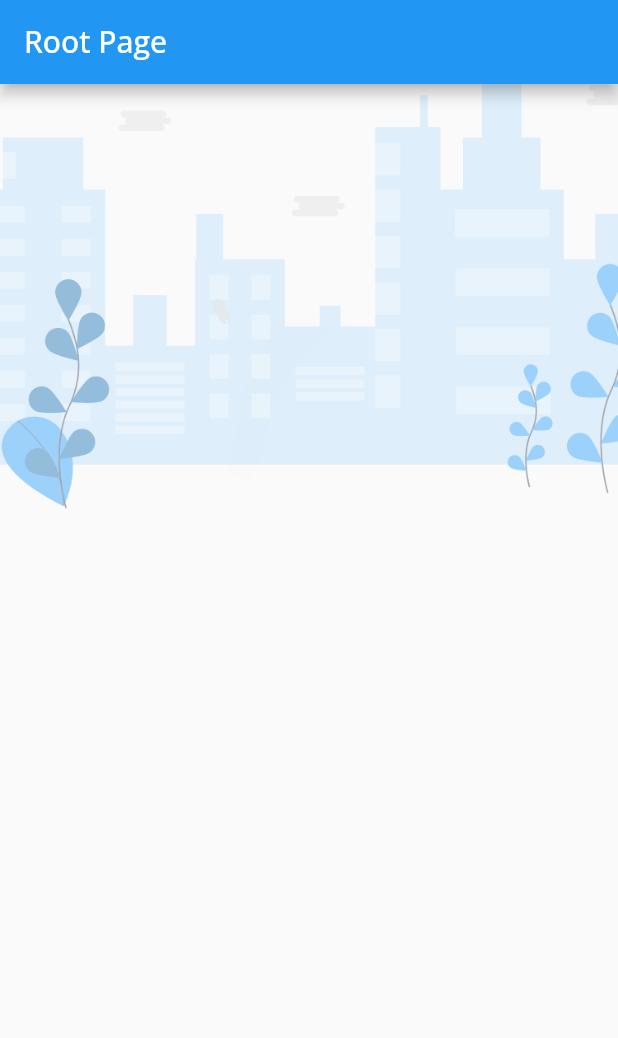
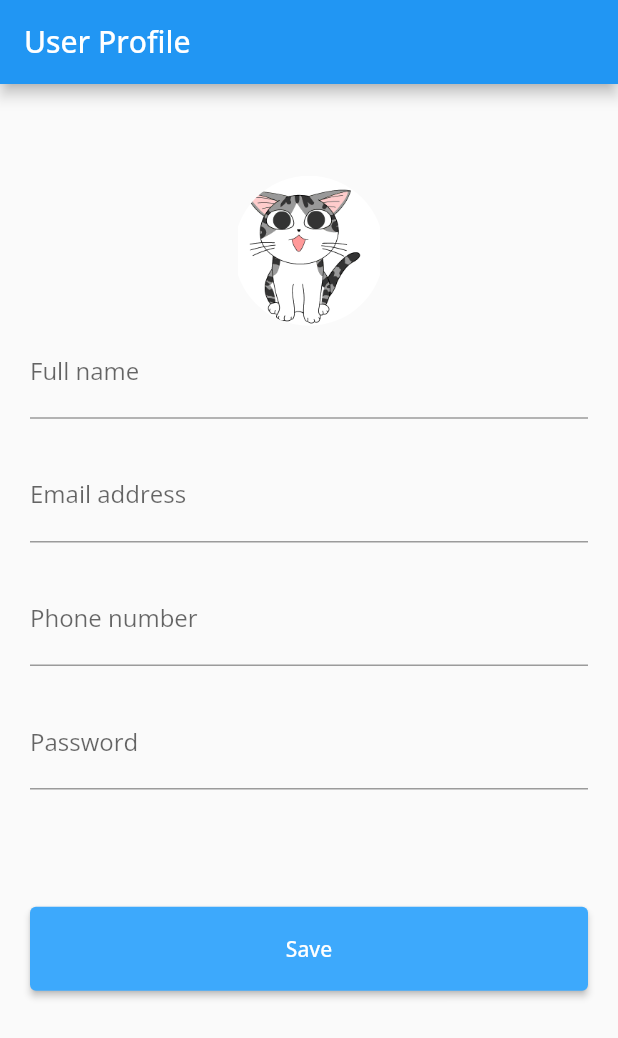
Before and after one commit to CNDvn/ParkingApp-Mobile, a Flutter app: the screen it shows after launch, on a phone screen of 412 x 824 dp. Shown: the top 1038 px of the screen. Run offline on Flutter 3.47's test engine with Material 2 defaults, Android fonts, the phone set to English and light mode, and no system bars.

Commit message:
done UI user profile

```diff
--- a/lib/constants/assets_path.dart
+++ b/lib/constants/assets_path.dart
@@ -1,4 +1,5 @@
 class AssetPath {
   static const String prePath = "assets/images";
   static const String posterCity = '$prePath/city.png';
+  static const String profile_photo = '$prePath/profile_photo.png';
 }
--- a/lib/main.dart
+++ b/lib/main.dart
@@ -1,5 +1,6 @@
 import 'package:flutter/material.dart';
 import 'package:parkingappmobile/view/rootPage/root_page.dart';
+import 'package:parkingappmobile/view/userProfile/user_profile.dart';
 
 void main() {
   runApp(const MyApp());
@@ -14,6 +15,6 @@ class MyApp extends StatelessWidget {
     return MaterialApp(
         title: 'Flutter Demo',
         theme: ThemeData(primarySwatch: Colors.blue, fontFamily: "OpenSans"),
-        home: const RootPage());
+        home: const UserProfile());
   }
 }
--- a/lib/view/rootPage/root_page.dart
+++ b/lib/view/rootPage/root_page.dart
@@ -1,5 +1,6 @@
 import 'package:flutter/material.dart';
 import 'package:parkingappmobile/constants/assets_path.dart';
+import 'package:parkingappmobile/view/userProfile/user_profile.dart';
 
 class RootPage extends StatelessWidget {
   const RootPage({Key? key}) : super(key: key);
@@ -7,12 +8,9 @@ class RootPage extends StatelessWidget {
   @override
   Widget build(BuildContext context) {
     return Scaffold(
-      appBar: AppBar(
-        title: const Text("Root Page"),
-      ),
-      body: Column(
-        children: [Image.asset(AssetPath.posterCity)],
-      ),
-    );
+        appBar: AppBar(
+          title: const Text("Root Page"),
+        ),
+        body: UserProfile());
   }
 }
--- /dev/null
+++ b/lib/view/userProfile/user_profile.dart
@@ -0,0 +1,73 @@
+import 'package:flutter/material.dart';
+import 'package:parkingappmobile/configs/themes/app_color.dart';
+import 'package:parkingappmobile/constants/assets_path.dart';
+import 'package:parkingappmobile/widgets/button/button.dart';
+
+class UserProfile extends StatelessWidget {
+  const UserProfile({Key? key}) : super(key: key);
+
+  @override
+  Widget build(BuildContext context) {
+    Size size = MediaQuery.of(context).size;
+    double sizeHeightInput = size.height * 0.1;
+    return Scaffold(
+        appBar: AppBar(
+          title: Row(
+            children: [
+              Text('User Profile'),
+            ],
+          ),
+        ),
+        body: SingleChildScrollView(
+          child: Container(
+              margin: EdgeInsets.fromLTRB(
+                  0, size.height * 0.05, 0, size.height * 0.05),
+              padding: EdgeInsets.all(20),
+              child: Column(
+                crossAxisAlignment: CrossAxisAlignment.start,
+                children: [
+                  Center(
+                      child: ClipRRect(
+                          borderRadius: BorderRadius.circular(100 / 2),
+                          child: Image.asset(
+                            AssetPath.profile_photo,
+                            height: 100.0,
+                            width: 100.0,
+                          ))),
+                  SizedBox(
+                    height: sizeHeightInput,
+                    child: const TextField(
+                      decoration: InputDecoration(labelText: 'Full name'),
+                    ),
+                  ),
+                  SizedBox(
+                    height: sizeHeightInput,
+                    child: const TextField(
+                      decoration: InputDecoration(labelText: 'Email address'),
+                    ),
+                  ),
+                  SizedBox(
+                    height: sizeHeightInput,
+                    child: const TextField(
+                      decoration: InputDecoration(labelText: 'Phone number'),
+                    ),
+                  ),
+                  SizedBox(
+                    height: sizeHeightInput,
+                    child: const TextField(
+                      decoration: InputDecoration(labelText: 'Password'),
+                    ),
+                  ),
+                  Container(
+                    margin: EdgeInsets.fromLTRB(0, size.height * 0.07, 0, 0),
+                    child: ButtonDefault(
+                      width: size.width,
+                      content: 'Save',
+                      voidCallBack: () => {print("anh hieu dep trai")},
+                    ),
+                  )
+                ],
+              )),
+        ));
+  }
+}
```
Also changed, not shown: assets/images/profile_photo.png (added), 1 other file.
